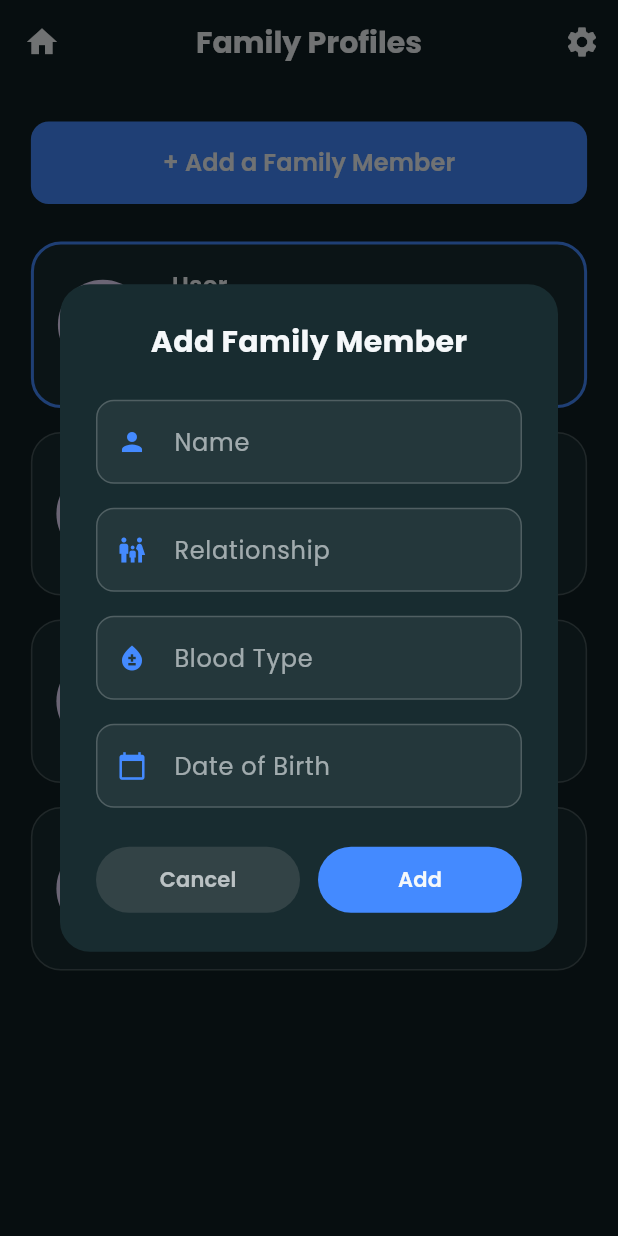
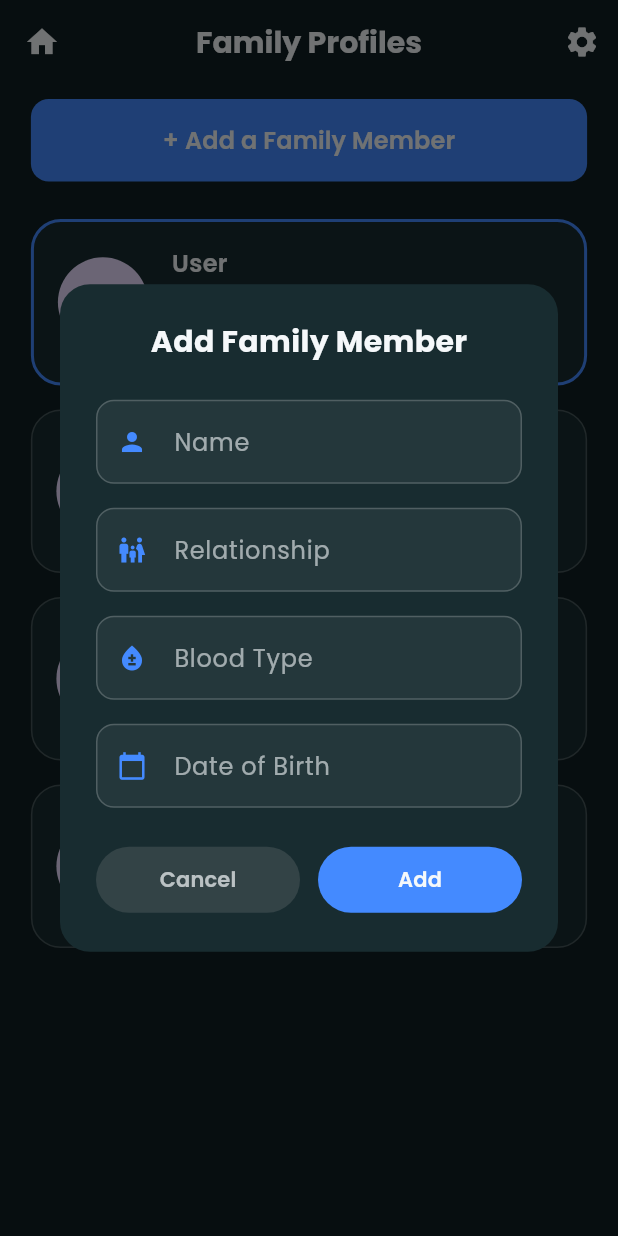
Before and after one commit to KhushneetSingh/Vital-Vault, a Flutter app: the screen it shows after launch, after a tap on "+ Add a Family Member", on a phone screen of 412 x 824 dp. Run offline on Flutter 3.47's test engine with Material 3 defaults, Android fonts, the phone set to English and light mode, and no system bars; our stand-ins replace firebase_auth, firebase_core, google_fonts, google_sign_in; missing offline and left inert: chart_sparkline; accounts and stored records are empty; network calls fail.

Commit message:
fix: Resolve ParentDataWidget and overflow errors by moving AppBar to Scaffold

```diff
--- a/lib/profileSelectionScreen.dart
+++ b/lib/profileSelectionScreen.dart
@@ -240,9 +240,7 @@ class _ProfileSelectionScreenState extends State<ProfileSelectionScreen> {
   Widget build(BuildContext context) {
     return Scaffold(
       backgroundColor: Appcolors.bg,
-      body: Column(
-        children: [
-          AppBar(
+      appBar: AppBar(
         backgroundColor: Colors.transparent,
         automaticallyImplyLeading: false,
         scrolledUnderElevation: 0,
@@ -271,7 +269,9 @@ class _ProfileSelectionScreenState extends State<ProfileSelectionScreen> {
           ),
         ],
       ),
-          SizedBox(height: 25),
+      body: Column(
+        children: [
+          SizedBox(height: 10),
 
           // Add New Profile Button
           Container(
```
Lines whose indentation alone changed are shown as unchanged.
